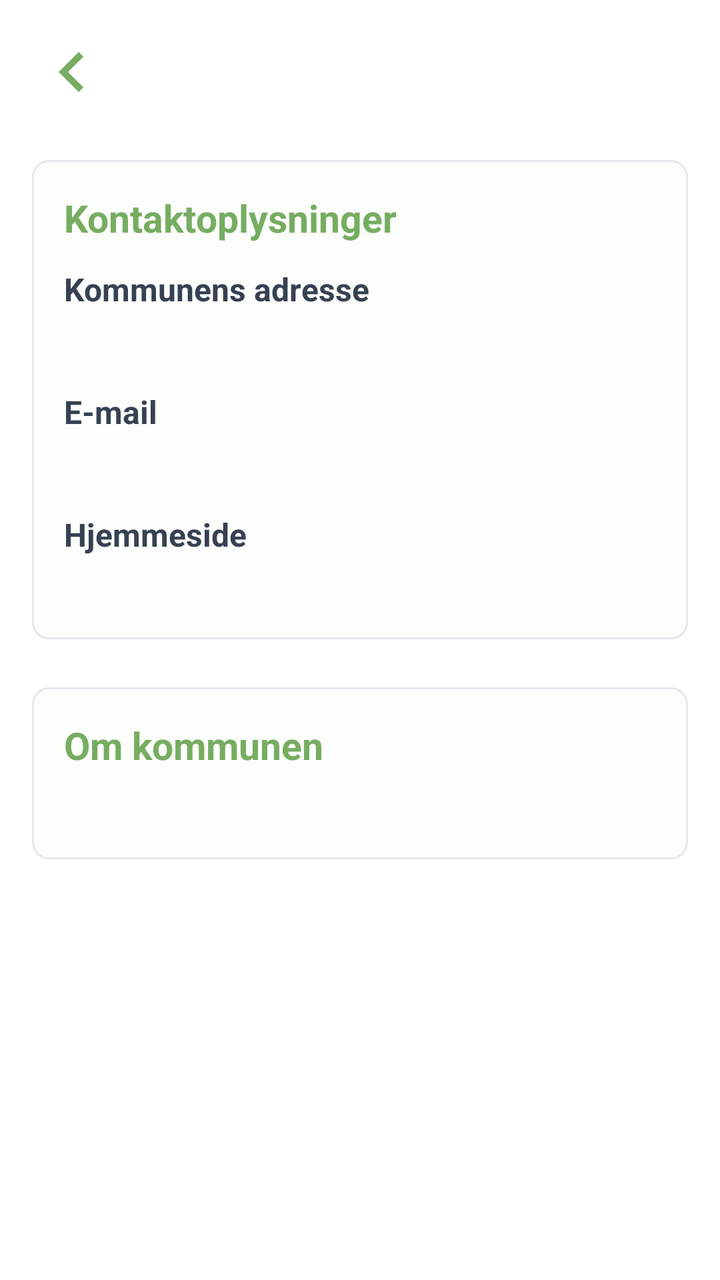
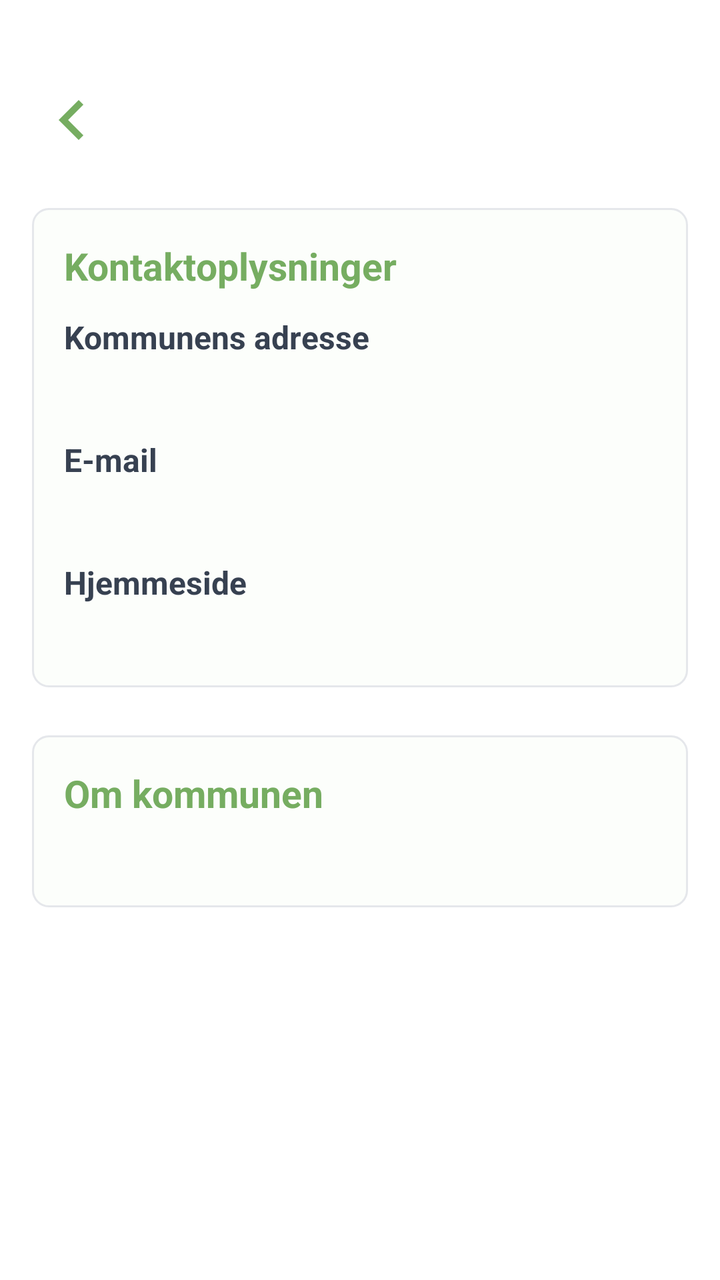

Before-and-after screenshots of an Android layout around one commit, followed by the original layout XML and the change that was made.
<!-- AndroidManifest.xml: application theme Theme.MitAffaldV4 -->
<!-- res/layout/fragment_municipality_details.xml -->
<?xml version="1.0" encoding="utf-8"?>
<androidx.core.widget.NestedScrollView xmlns:android="http://schemas.android.com/apk/res/android"
    xmlns:app="http://schemas.android.com/apk/res-auto"
    android:layout_width="match_parent"
    android:layout_height="match_parent"
    android:background="@color/page_background"
    android:paddingStart="16dp"
    android:paddingTop="16dp"
    android:paddingEnd="16dp"
    android:paddingBottom="20dp">

    <androidx.constraintlayout.widget.ConstraintLayout
        android:layout_width="match_parent"
        android:layout_height="wrap_content">

        <ImageButton
            android:id="@+id/municipalityBackButton"
            android:layout_width="wrap_content"
            android:layout_height="wrap_content"
            android:background="?android:attr/selectableItemBackground"
            android:src="@drawable/arrow_left"
            app:layout_constraintStart_toStartOf="parent"
            app:layout_constraintTop_toTopOf="parent"
            app:tint="@color/green_light" />

        <TextView
            android:id="@+id/municipalityDetailName"
            android:layout_width="0dp"
            android:layout_height="0dp"
            android:layout_marginStart="12dp"
            android:gravity="center"
            android:includeFontPadding="false"
            android:textColor="@color/green_light"
            android:textSize="25sp"
            android:textStyle="bold"
            app:layout_constraintBottom_toBottomOf="@id/municipalityBackButton"
            app:layout_constraintEnd_toEndOf="parent"
            app:layout_constraintStart_toEndOf="@id/municipalityBackButton"
            app:layout_constraintTop_toTopOf="@id/municipalityBackButton" />

        <LinearLayout
            android:id="@+id/municipalityInfoCard"
            android:layout_width="0dp"
            android:layout_height="wrap_content"
            android:layout_marginTop="24dp"
            android:background="@drawable/details_info_background"
            android:orientation="vertical"
            android:padding="16dp"
            app:layout_constraintEnd_toEndOf="parent"
            app:layout_constraintStart_toStartOf="parent"
            app:layout_constraintTop_toBottomOf="@id/municipalityDetailName">

            <TextView
                android:id="@+id/municipalityContactTitle"
                android:layout_width="match_parent"
                android:layout_height="wrap_content"
                android:layout_marginBottom="12dp"
                android:text="@string/kontaktoplysninger_overskrift"
                android:textColor="@color/green_light"
                android:textSize="19sp"
                android:textStyle="bold" />

            <TextView
                android:layout_width="match_parent"
                android:layout_height="wrap_content"
                android:text="@string/kommunens_adresse"
                android:textColor="@color/text_color"
                android:textSize="16sp"
                android:textStyle="bold" />

            <TextView
                android:id="@+id/municipalityDetailAddress"
                android:layout_width="match_parent"
                android:layout_height="wrap_content"
                android:layout_marginTop="4dp"
                android:textColor="@color/text_color"
                android:textSize="16sp" />

            <TextView
                android:layout_width="match_parent"
                android:layout_height="wrap_content"
                android:layout_marginTop="14dp"
                android:text="@string/email_label"
                android:textColor="@color/text_color"
                android:textSize="16sp"
                android:textStyle="bold" />

            <TextView
                android:id="@+id/municipalityDetailEmail"
                android:layout_width="match_parent"
                android:layout_height="wrap_content"
                android:layout_marginTop="4dp"
                android:textColor="@color/green_light"
                android:textSize="16sp" />

            <TextView
                android:layout_width="match_parent"
                android:layout_height="wrap_content"
                android:layout_marginTop="14dp"
                android:text="@string/hjemmeside_label"
                android:textColor="@color/text_color"
                android:textSize="16sp"
                android:textStyle="bold" />

            <TextView
                android:id="@+id/municipalityDetailWebsite"
                android:layout_width="match_parent"
                android:layout_height="wrap_content"
                android:layout_marginTop="4dp"
                android:textColor="@color/green_light"
                android:textSize="16sp" />

        </LinearLayout>

        <LinearLayout
            android:id="@+id/municipalityAboutCard"
            android:layout_width="0dp"
            android:layout_height="wrap_content"
            android:layout_marginTop="24dp"
            android:background="@drawable/details_info_background"
            android:orientation="vertical"
            android:padding="16dp"
            app:layout_constraintEnd_toEndOf="parent"
            app:layout_constraintStart_toStartOf="parent"
            app:layout_constraintTop_toBottomOf="@id/municipalityInfoCard">

            <TextView
                android:id="@+id/municipalityAboutTitle"
                android:layout_width="match_parent"
                android:layout_height="wrap_content"
                android:text="@string/om_kommunen"
                android:textColor="@color/green_light"
                android:textSize="19sp"
                android:textStyle="bold" />

            <TextView
                android:id="@+id/municipalityDetailDescription"
                android:layout_width="match_parent"
                android:layout_height="wrap_content"
                android:layout_marginTop="8dp"
                android:lineSpacingExtra="5dp"
                android:textColor="@color/text_color"
                android:textSize="15sp" />

        </LinearLayout>

        <LinearLayout
            android:id="@+id/municipalityExtraInfoContainer"
            android:layout_width="0dp"
            android:layout_height="wrap_content"
            android:layout_marginTop="24dp"
            android:orientation="vertical"
            android:visibility="gone"
            app:layout_constraintEnd_toEndOf="parent"
            app:layout_constraintStart_toStartOf="parent"
            app:layout_constraintTop_toBottomOf="@id/municipalityAboutCard" />

    </androidx.constraintlayout.widget.ConstraintLayout>

</androidx.core.widget.NestedScrollView>
<!-- resources referenced by this layout -->
<resources>
  <color name="green_light">#76AD61</color>
  <color name="page_background">#FFFFFFFF</color>
  <color name="text_color">#374151</color>
  <!-- drawable arrow_left (drawable) -->
  <vector android:autoMirrored="true" android:height="40dp"
      android:tint="#FFFFFF" android:viewportHeight="24"
      android:viewportWidth="24" android:width="40dp" xmlns:android="http://schemas.android.com/apk/res/android">
      <path android:fillColor="@android:color/white" android:pathData="M15.41,16.59L10.83,12l4.58,-4.59L14,6l-6,6 6,6 1.41,-1.41z"/>
  </vector>
  <!-- drawable details_info_background (drawable) -->
  <?xml version="1.0" encoding="utf-8"?>
  <shape xmlns:android="http://schemas.android.com/apk/res/android">
      <solid android:color="@color/green_tint" />
      <stroke
          android:width="1dp"
          android:color="@color/card_border" />
      <corners android:radius="8dp" />
  </shape>
  <string name="email_label">E-mail</string>
  <string name="hjemmeside_label">Hjemmeside</string>
  <string name="kommunens_adresse">Kommunens adresse</string>
  <string name="kontaktoplysninger_overskrift">Kontaktoplysninger</string>
  <string name="om_kommunen">Om kommunen</string>
  <style name="Theme.MitAffaldV4" parent="Theme.MaterialComponents.DayNight.NoActionBar">
          
          <item name="colorPrimary">@color/green_light</item>
          <item name="colorPrimaryVariant">@color/green_dark</item>
          <item name="colorOnPrimary">@color/white</item>
          
          <item name="colorSecondary">@color/teal_200</item>
          <item name="colorSecondaryVariant">@color/teal_700</item>
          <item name="colorOnSecondary">@color/black</item>
          
          <item name="windowActionBar">false</item>
          <item name="windowNoTitle">true</item>
      </style>
  <color name="green_tint">#FCFEFB</color>
  <color name="card_border">#E5E7EB</color>
  <color name="green_dark">#5F984E</color>
  <color name="white">#FFFFFFFF</color>
  <color name="teal_200">#76AD61</color>
  <color name="teal_700">#FF018786</color>
  <color name="black">#000000</color>
</resources>

<!-- the commit's change to res/layout/fragment_municipality_details.xml (unified diff, before → after) -->
@@ -5,7 +5,7 @@
     android:layout_height="match_parent"
     android:background="@color/page_background"
     android:paddingStart="16dp"
-    android:paddingTop="16dp"
+    android:paddingTop="40dp"
     android:paddingEnd="16dp"
     android:paddingBottom="20dp">
 
